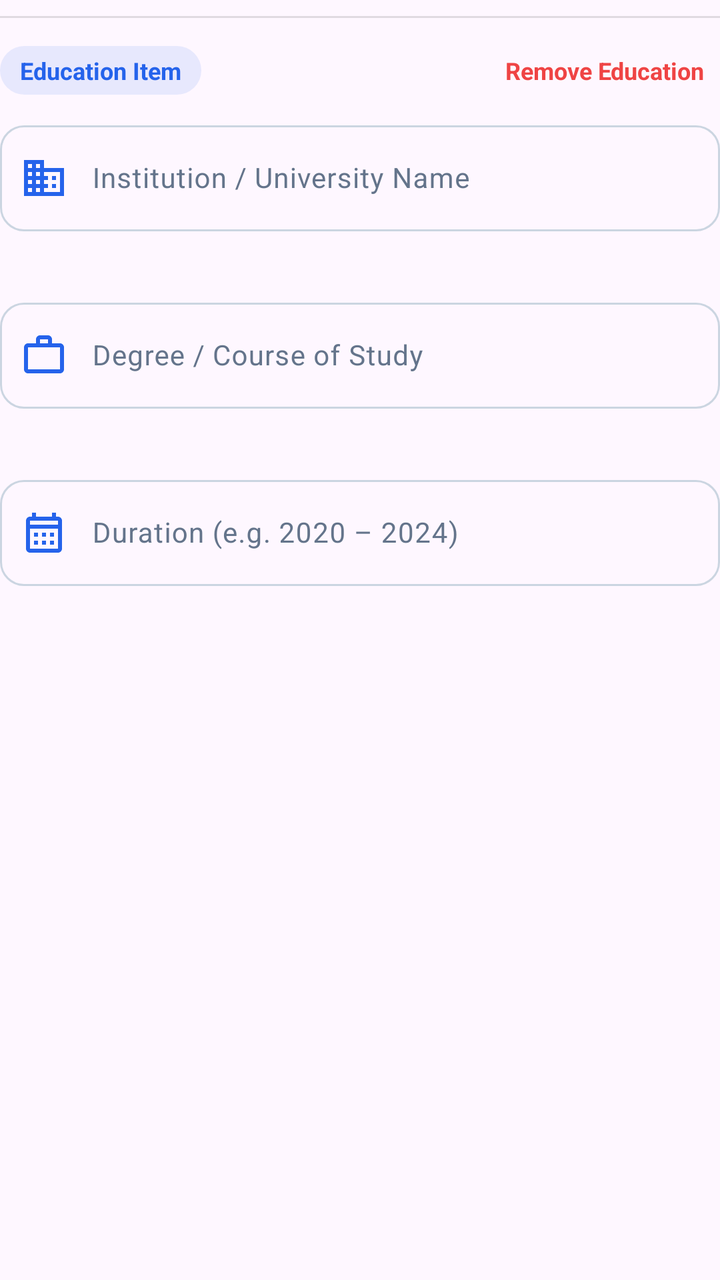
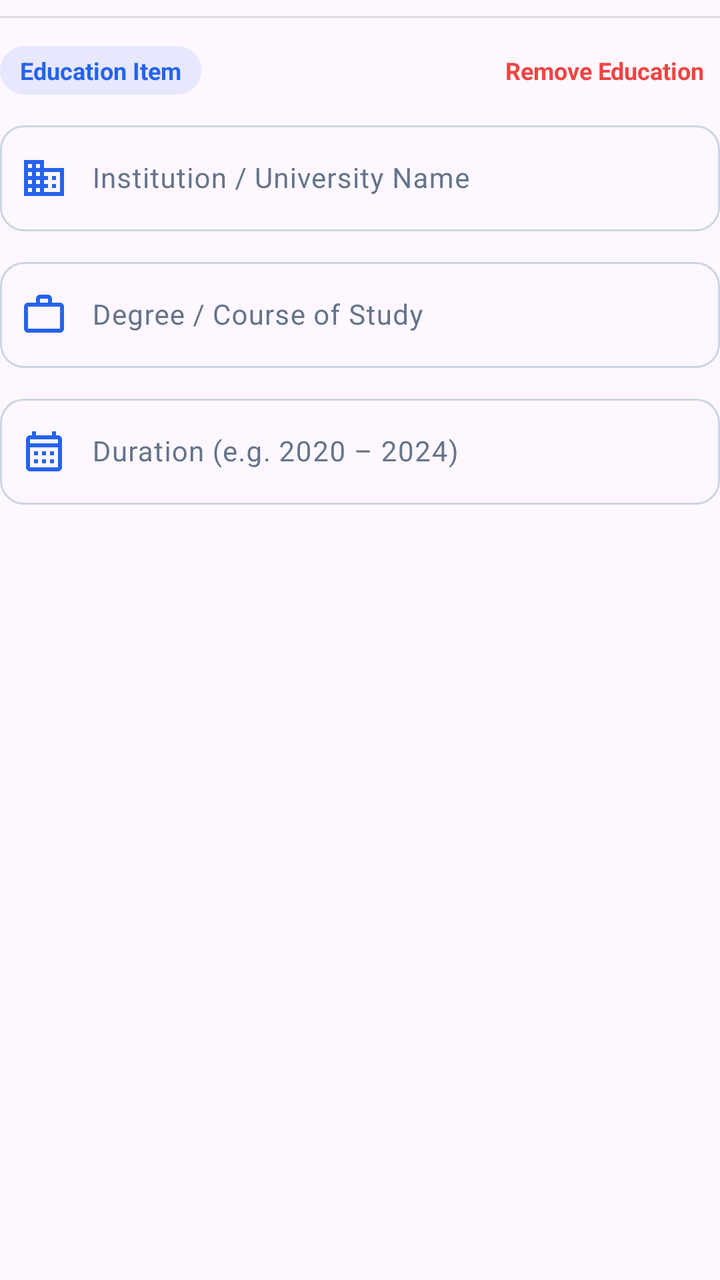

The first picture is an Android layout as it rendered before a commit; the second is the same layout after the commit. The layout source and the unified diff follow.
<!-- AndroidManifest.xml: application theme Theme.MyApplication -->
<!-- res/layout/item_education_entry.xml -->
<?xml version="1.0" encoding="utf-8"?>
<LinearLayout xmlns:android="http://schemas.android.com/apk/res/android"
    xmlns:app="http://schemas.android.com/apk/res-auto"
    android:layout_width="match_parent"
    android:layout_height="wrap_content"
    android:orientation="vertical">

    
    <View
        android:id="@+id/dividerEntry"
        android:layout_width="match_parent"
        android:layout_height="1dp"
        android:layout_marginTop="8dp"
        android:layout_marginBottom="14dp"
        android:background="@color/app_border" />

    <RelativeLayout
        android:layout_width="match_parent"
        android:layout_height="wrap_content"
        android:layout_marginBottom="10dp">

        <TextView
            android:id="@+id/tvEducationHeader"
            android:layout_width="wrap_content"
            android:layout_height="wrap_content"
            android:layout_alignParentStart="true"
            android:layout_centerVertical="true"
            android:background="@drawable/bg_pill_badge"
            android:paddingHorizontal="10dp"
            android:paddingVertical="4dp"
            android:text="@string/education_item"
            android:textColor="@color/app_primary"
            android:textSize="12sp"
            android:textStyle="bold" />

        <TextView
            android:id="@+id/btnRemoveEducation"
            android:layout_width="wrap_content"
            android:layout_height="wrap_content"
            android:layout_alignParentEnd="true"
            android:layout_centerVertical="true"
            android:background="?attr/selectableItemBackground"
            android:gravity="center_vertical|end"
            android:paddingHorizontal="8dp"
            android:paddingVertical="4dp"
            android:text="@string/action_remove_education"
            android:textColor="@color/app_danger"
            android:textSize="12sp"
            android:textStyle="bold" />

    </RelativeLayout>

    
    <com.google.android.material.textfield.TextInputLayout
        android:id="@+id/tilInstitution"
        style="?attr/textInputOutlinedStyle"
        android:layout_width="match_parent"
        android:layout_height="wrap_content"
        android:layout_marginBottom="10dp"
        android:hint="@string/hint_institution_name"
        app:errorEnabled="true"
        app:startIconDrawable="@drawable/ic_business"
        app:startIconTint="@color/app_primary"
        app:startIconMinSize="44dp"
        app:boxCornerRadiusBottomEnd="12dp"
        app:boxCornerRadiusBottomStart="12dp"
        app:boxCornerRadiusTopEnd="12dp"
        app:boxCornerRadiusTopStart="12dp">

        <com.google.android.material.textfield.TextInputEditText
            android:id="@+id/etInstitution"
            android:layout_width="match_parent"
            android:layout_height="wrap_content"
            android:imeOptions="actionNext"
            android:inputType="textCapWords"
            android:maxLines="1"
            android:paddingStart="46dp"
            android:paddingEnd="12dp"
            android:textColor="@color/app_text_primary"
            android:textSize="14sp" />

    </com.google.android.material.textfield.TextInputLayout>

    
    <com.google.android.material.textfield.TextInputLayout
        android:id="@+id/tilDegree"
        style="?attr/textInputOutlinedStyle"
        android:layout_width="match_parent"
        android:layout_height="wrap_content"
        android:layout_marginBottom="10dp"
        android:hint="@string/hint_degree"
        app:errorEnabled="true"
        app:startIconDrawable="@drawable/ic_work"
        app:startIconTint="@color/app_primary"
        app:startIconMinSize="44dp"
        app:boxCornerRadiusBottomEnd="12dp"
        app:boxCornerRadiusBottomStart="12dp"
        app:boxCornerRadiusTopEnd="12dp"
        app:boxCornerRadiusTopStart="12dp">

        <com.google.android.material.textfield.TextInputEditText
            android:id="@+id/etDegree"
            android:layout_width="match_parent"
            android:layout_height="wrap_content"
            android:imeOptions="actionNext"
            android:inputType="textCapWords"
            android:maxLines="1"
            android:paddingStart="46dp"
            android:paddingEnd="12dp"
            android:textColor="@color/app_text_primary"
            android:textSize="14sp" />

    </com.google.android.material.textfield.TextInputLayout>

    
    <com.google.android.material.textfield.TextInputLayout
        android:id="@+id/tilDuration"
        style="?attr/textInputOutlinedStyle"
        android:layout_width="match_parent"
        android:layout_height="wrap_content"
        android:layout_marginBottom="12dp"
        android:hint="@string/hint_duration_example"
        app:errorEnabled="true"
        app:startIconDrawable="@drawable/ic_calendar"
        app:startIconTint="@color/app_primary"
        app:startIconMinSize="44dp"
        app:boxCornerRadiusBottomEnd="12dp"
        app:boxCornerRadiusBottomStart="12dp"
        app:boxCornerRadiusTopEnd="12dp"
        app:boxCornerRadiusTopStart="12dp">

        <com.google.android.material.textfield.TextInputEditText
            android:id="@+id/etDuration"
            android:layout_width="match_parent"
            android:layout_height="wrap_content"
            android:imeOptions="actionDone"
            android:inputType="text"
            android:maxLines="1"
            android:paddingStart="46dp"
            android:paddingEnd="12dp"
            android:textColor="@color/app_text_primary"
            android:textSize="14sp" />

    </com.google.android.material.textfield.TextInputLayout>

</LinearLayout>
<!-- resources referenced by this layout -->
<resources>
  <color name="app_border">#1E000000</color>
  <color name="app_danger">#EF4444</color>
  <color name="app_primary">#2563EB</color>
  <color name="app_text_primary">#0F172A</color>
  <!-- drawable bg_pill_badge (drawable) -->
  <?xml version="1.0" encoding="utf-8"?>
  <shape xmlns:android="http://schemas.android.com/apk/res/android"
      android:shape="rectangle">
      <corners android:radius="20dp" />
      <solid android:color="@color/app_primary_container" />
  </shape>
  <!-- drawable ic_business (drawable) -->
  <vector xmlns:android="http://schemas.android.com/apk/res/android"
      android:width="24dp"
      android:height="24dp"
      android:viewportWidth="24"
      android:viewportHeight="24">
      <path
          android:fillColor="@color/app_primary"
          android:pathData="M12,7V3H2v18h20V7H12zM6,19H4v-2h2V19zM6,15H4v-2h2V15zM6,11H4V9h2V11zM6,7H4V5h2V7zM10,19H8v-2h2V19zM10,15H8v-2h2V15zM10,11H8V9h2V11zM10,7H8V5h2V7zM20,19h-8v-2h2v-2h-2v-2h2v-2h-2V9h8V19zM18,11h-2v2h2V11zM18,15h-2v2h2V15z" />
  </vector>
  <!-- drawable ic_calendar (drawable) -->
  <vector xmlns:android="http://schemas.android.com/apk/res/android"
      android:width="24dp"
      android:height="24dp"
      android:viewportWidth="24"
      android:viewportHeight="24">
      <path
          android:fillColor="@color/app_primary"
          android:pathData="M19,4h-1V2h-2v2H8V2H6v2H5C3.89,4 3.01,4.9 3.01,6L3,20c0,1.1 0.89,2 2,2h14c1.1,0 2,-0.9 2,-2V6C21,4.9 20.1,4 19,4zM19,20H5V10h14V20zM19,8H5V6h14V8zM9,14H7v-2h2V14zM13,14h-2v-2h2V14zM17,14h-2v-2h2V14zM9,18H7v-2h2V18zM13,18h-2v-2h2V18zM17,18h-2v-2h2V18z" />
  </vector>
  <!-- drawable ic_work (drawable) -->
  <vector xmlns:android="http://schemas.android.com/apk/res/android"
      android:width="24dp"
      android:height="24dp"
      android:viewportWidth="24"
      android:viewportHeight="24">
      <path
          android:fillColor="@color/app_primary"
          android:pathData="M20,6h-4V4c0,-1.11 -0.89,-2 -2,-2h-4c-1.11,0 -2,0.89 -2,2v2H4c-1.11,0 -1.99,0.89 -1.99,2L2,19c0,1.11 0.89,2 2,2h16c1.11,0 2,-0.89 2,-2V8c0,-1.11 -0.89,-2 -2,-2zM10,4h4v2h-4V4zm10,15H4V8h16v11z" />
  </vector>
  <string name="action_remove_education">Remove Education</string>
  <string name="education_item">Education Item</string>
  <string name="hint_degree">Degree / Course of Study</string>
  <string name="hint_duration_example">Duration (e.g. 2020 – 2024)</string>
  <string name="hint_institution_name">Institution / University Name</string>
  <color name="app_primary_container">#1A2563EB</color>
  <color name="chip_bg_color">#F0F4F8</color>
  <color name="chip_text_color">#0F172A</color>
  <color name="app_surface">#FFFFFF</color>
  <color name="app_text_muted">#64748B</color>
  <color name="chip_stroke_color">#CBD5E1</color>
  <color name="app_background">#F4F5F7</color>
  <style name="Widget.App.SkillChip" parent="Widget.Material3.Chip.Assist">
          <item name="chipBackgroundColor">@color/chip_bg_color</item>
          <item name="chipStrokeColor">@color/chip_stroke_color</item>
          <item name="chipStrokeWidth">1dp</item>
          <item name="chipCornerRadius">8dp</item>
          <item name="android:textColor">@color/chip_text_color</item>
          <item name="closeIconTint">@color/chip_close_icon_tint</item>
      </style>
  <style name="AppBottomSheetDialogTheme" parent="Theme.Material3.DayNight.BottomSheetDialog">
          <item name="colorSurfaceContainerLow">@color/app_surface</item>
          <item name="bottomSheetStyle">@style/AppModalBottomSheet</item>
      </style>
  <color name="chip_close_icon_tint">#64748B</color>
  <style name="AppModalBottomSheet" parent="Widget.Material3.BottomSheet.Modal">
          <item name="backgroundTint">@color/app_surface</item>
      </style>
  <style name="ShapeAppearance.App.Dialog" parent="ShapeAppearance.Material3.Corner.ExtraLarge">
          <item name="cornerSize">20dp</item>
      </style>
  <!-- unchanged entries left out for length: 2 -->
</resources>

<!-- the commit's change to res/layout/item_education_entry.xml (unified diff, before → after) -->
@@ -58,7 +58,6 @@
         android:layout_height="wrap_content"
         android:layout_marginBottom="10dp"
         android:hint="@string/hint_institution_name"
-        app:errorEnabled="true"
         app:startIconDrawable="@drawable/ic_business"
         app:startIconTint="@color/app_primary"
         app:startIconMinSize="44dp"
@@ -89,7 +88,6 @@
         android:layout_height="wrap_content"
         android:layout_marginBottom="10dp"
         android:hint="@string/hint_degree"
-        app:errorEnabled="true"
         app:startIconDrawable="@drawable/ic_work"
         app:startIconTint="@color/app_primary"
         app:startIconMinSize="44dp"
@@ -118,9 +116,8 @@
         style="?attr/textInputOutlinedStyle"
         android:layout_width="match_parent"
         android:layout_height="wrap_content"
-        android:layout_marginBottom="12dp"
+        android:layout_marginBottom="10dp"
         android:hint="@string/hint_duration_example"
-        app:errorEnabled="true"
         app:startIconDrawable="@drawable/ic_calendar"
         app:startIconTint="@color/app_primary"
         app:startIconMinSize="44dp"
